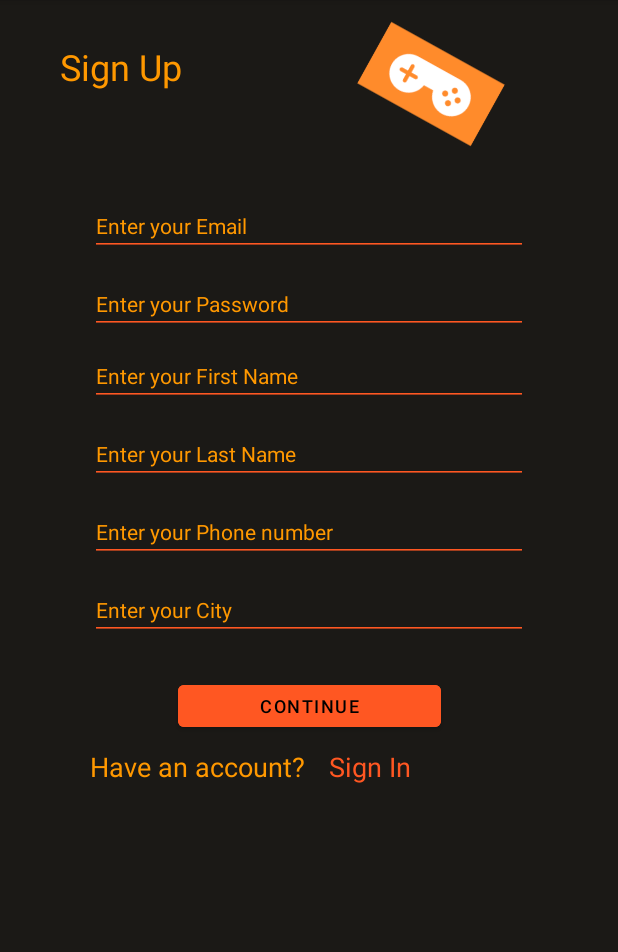
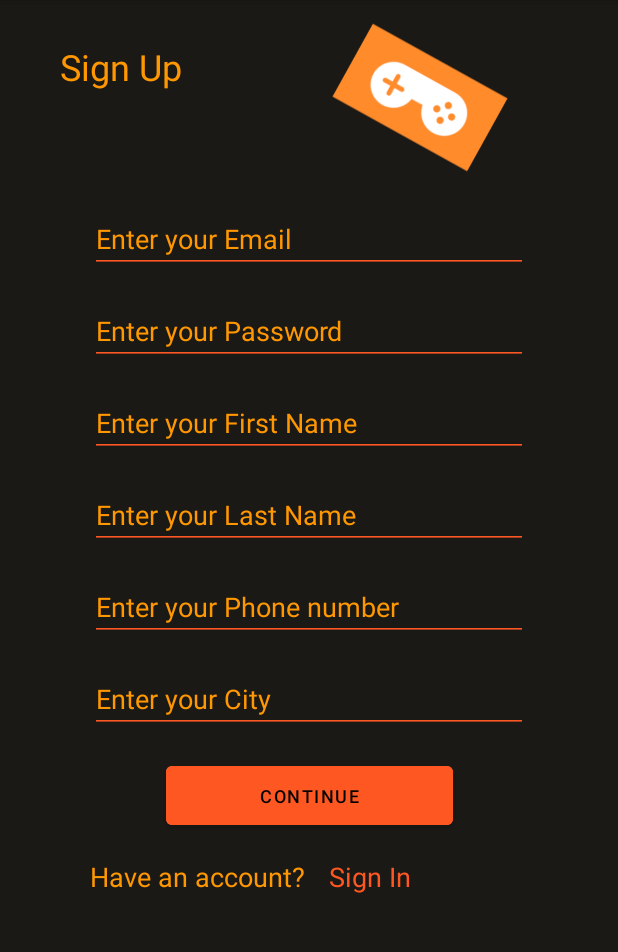
Before and after one commit to EdenShtein/GameChanger, an Android app: the SignUpFragment screen opened through its navigation route, on a phone screen of 412 x 824 dp, the part 84-1036 px from its top. Run offline under Robolectric (Android 15) with nearby library versions, the phone set to English and light mode, and no system bars; our stand-ins replace navigation-ui.

Commit message:
edited sign up page + login added scroll view

```diff
--- a/app/src/main/res/layout/activity_main.xml
+++ b/app/src/main/res/layout/activity_main.xml
@@ -1,4 +1,5 @@
 <?xml version="1.0" encoding="utf-8"?>
+
 <androidx.constraintlayout.widget.ConstraintLayout xmlns:android="http://schemas.android.com/apk/res/android"
     xmlns:app="http://schemas.android.com/apk/res-auto"
     xmlns:tools="http://schemas.android.com/tools"
--- a/app/src/main/res/layout/fragment_login.xml
+++ b/app/src/main/res/layout/fragment_login.xml
@@ -1,4 +1,11 @@
 <?xml version="1.0" encoding="utf-8"?>
+
+<ScrollView xmlns:android="http://schemas.android.com/apk/res/android"
+    android:id="@+id/scrollView"
+    android:layout_width="match_parent"
+    android:layout_height="match_parent"
+    android:fillViewport="true">
+
 <androidx.constraintlayout.widget.ConstraintLayout xmlns:android="http://schemas.android.com/apk/res/android"
     xmlns:app="http://schemas.android.com/apk/res-auto"
     xmlns:tools="http://schemas.android.com/tools"
@@ -132,3 +139,5 @@
         app:layout_constraintTop_toTopOf="parent" />
 
 </androidx.constraintlayout.widget.ConstraintLayout>
+
+</ScrollView>
--- a/app/src/main/res/layout/fragment_sign_up.xml
+++ b/app/src/main/res/layout/fragment_sign_up.xml
@@ -31,7 +31,7 @@
         android:layout_width="0dp"
         android:layout_height="wrap_content"
         android:layout_marginStart="60dp"
-        android:layout_marginTop="70dp"
+        android:layout_marginTop="76dp"
         android:layout_marginEnd="60dp"
         android:backgroundTint="#FF5722"
         android:ems="10"
@@ -40,7 +40,7 @@
         android:shadowColor="@color/black"
         android:textColor="#FF9800"
         android:textColorHint="#FF9800"
-        android:textSize="14sp"
+        android:textSize="18sp"
         app:layout_constraintEnd_toEndOf="parent"
         app:layout_constraintStart_toStartOf="parent"
         app:layout_constraintTop_toBottomOf="@+id/signup_title_text" />
@@ -50,7 +50,7 @@
         android:layout_width="0dp"
         android:layout_height="wrap_content"
         android:layout_marginStart="60dp"
-        android:layout_marginTop="8dp"
+        android:layout_marginTop="16dp"
         android:layout_marginEnd="60dp"
         android:backgroundTint="#FF5722"
         android:ems="10"
@@ -59,7 +59,7 @@
         android:shadowColor="@color/black"
         android:textColor="#FF9800"
         android:textColorHint="#FF9800"
-        android:textSize="14sp"
+        android:textSize="18sp"
         app:layout_constraintEnd_toEndOf="parent"
         app:layout_constraintHorizontal_bias="0.0"
         app:layout_constraintStart_toStartOf="parent"
@@ -70,7 +70,7 @@
         android:layout_width="0dp"
         android:layout_height="wrap_content"
         android:layout_marginStart="60dp"
-        android:layout_marginTop="12dp"
+        android:layout_marginTop="16dp"
         android:layout_marginEnd="60dp"
         android:backgroundTint="#FF5722"
         android:ems="10"
@@ -79,7 +79,7 @@
         android:shadowColor="@color/black"
         android:textColor="#FF9800"
         android:textColorHint="#FF9800"
-        android:textSize="14sp"
+        android:textSize="18sp"
         app:layout_constraintEnd_toEndOf="parent"
         app:layout_constraintHorizontal_bias="0.0"
         app:layout_constraintStart_toStartOf="parent"
@@ -90,7 +90,7 @@
         android:layout_width="0dp"
         android:layout_height="wrap_content"
         android:layout_marginStart="60dp"
-        android:layout_marginTop="12dp"
+        android:layout_marginTop="16dp"
         android:layout_marginEnd="60dp"
         android:backgroundTint="#FF5722"
         android:ems="10"
@@ -99,7 +99,7 @@
         android:shadowColor="@color/black"
         android:textColor="#FF9800"
         android:textColorHint="#FF9800"
-        android:textSize="14sp"
+        android:textSize="18sp"
         app:layout_constraintEnd_toEndOf="parent"
         app:layout_constraintHorizontal_bias="0.0"
         app:layout_constraintStart_toStartOf="parent"
@@ -110,7 +110,7 @@
         android:layout_width="0dp"
         android:layout_height="wrap_content"
         android:layout_marginStart="60dp"
-        android:layout_marginTop="12dp"
+        android:layout_marginTop="16dp"
         android:layout_marginEnd="60dp"
         android:backgroundTint="#FF5722"
         android:ems="10"
@@ -119,7 +119,7 @@
         android:shadowColor="@color/black"
         android:textColor="#FF9800"
         android:textColorHint="#FF9800"
-        android:textSize="14sp"
+        android:textSize="18sp"
         app:layout_constraintEnd_toEndOf="parent"
         app:layout_constraintHorizontal_bias="0.0"
         app:layout_constraintStart_toStartOf="parent"
@@ -127,8 +127,8 @@
 
     <ImageView
         android:id="@+id/signup_image"
-        android:layout_width="164dp"
-        android:layout_height="96dp"
+        android:layout_width="192dp"
+        android:layout_height="114dp"
         android:layout_marginTop="8dp"
         android:layout_marginEnd="16dp"
         android:rotation="29"
@@ -145,7 +145,7 @@
         android:layout_width="0dp"
         android:layout_height="wrap_content"
         android:layout_marginStart="60dp"
-        android:layout_marginTop="12dp"
+        android:layout_marginTop="16dp"
         android:layout_marginEnd="60dp"
         android:backgroundTint="#FF5722"
         android:ems="10"
@@ -153,17 +153,17 @@
         android:inputType="textPassword"
         android:textColor="#FF9800"
         android:textColorHint="#FF9800"
-        android:textSize="14sp"
+        android:textSize="18sp"
         app:layout_constraintEnd_toEndOf="parent"
         app:layout_constraintStart_toStartOf="parent"
         app:layout_constraintTop_toBottomOf="@+id/signup_email_input" />
 
     <Button
         android:id="@+id/signup_continue_btn"
-        android:layout_width="175dp"
-        android:layout_height="40dp"
+        android:layout_width="191dp"
+        android:layout_height="51dp"
         android:layout_marginStart="60dp"
-        android:layout_marginTop="24dp"
+        android:layout_marginTop="16dp"
         android:layout_marginEnd="60dp"
         android:backgroundTint="#FF5722"
         android:shadowColor="#FFFFFF"
@@ -182,7 +182,7 @@
         android:layout_width="0dp"
         android:layout_height="wrap_content"
         android:layout_marginStart="60dp"
-        android:layout_marginTop="8dp"
+        android:layout_marginTop="16dp"
         android:text="Have an account?"
         android:textColor="#FF9800"
         android:textSize="18sp"
@@ -194,7 +194,7 @@
         android:layout_width="0dp"
         android:layout_height="wrap_content"
         android:layout_marginStart="16dp"
-        android:layout_marginTop="8dp"
+        android:layout_marginTop="16dp"
         android:layout_marginEnd="60dp"
         android:shadowColor="#1B1615"
         android:text="Sign In"
```
